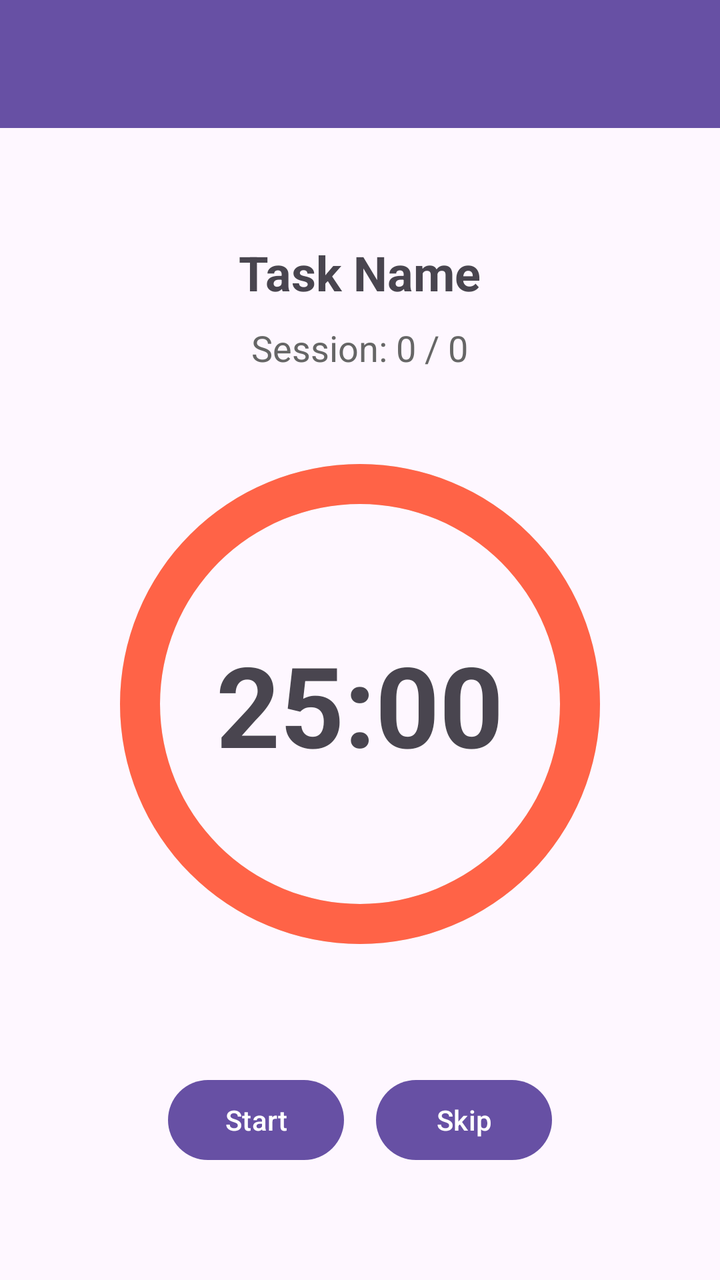
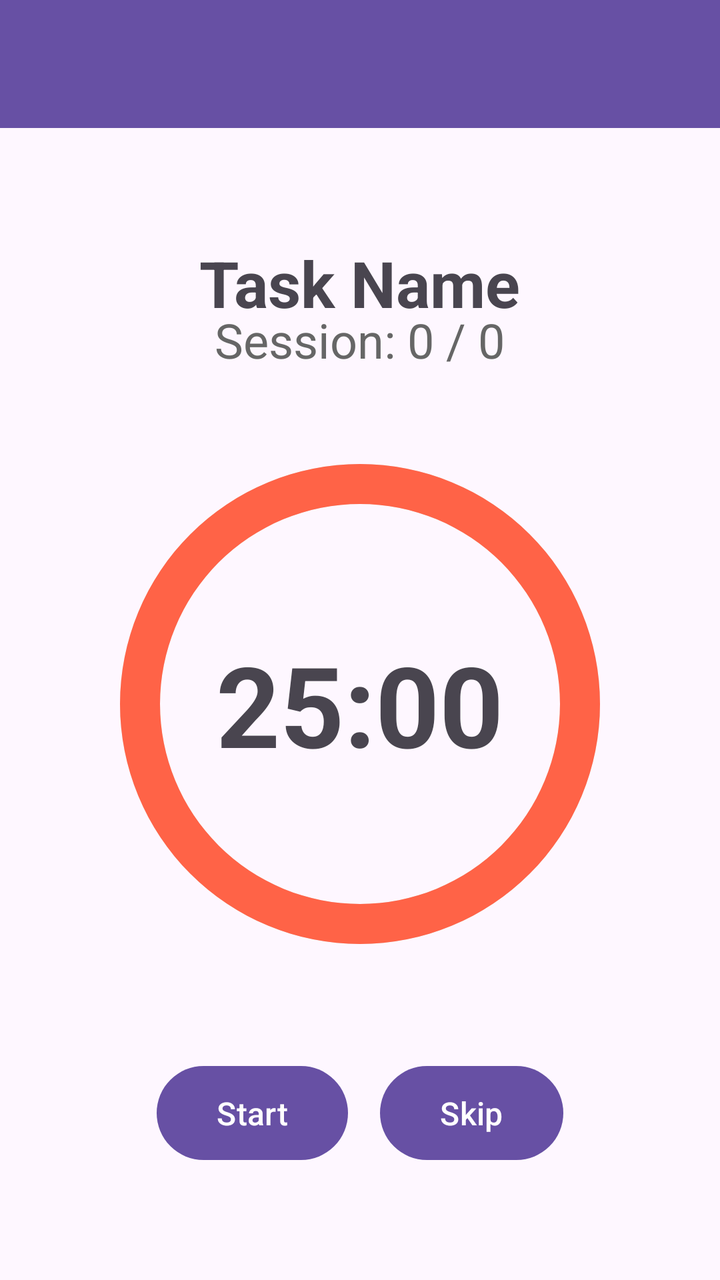

Before-and-after screenshots of an Android layout around one commit, followed by the original layout XML and the change that was made.
<!-- AndroidManifest.xml: application theme Theme.Pomodoro -->
<!-- res/layout/activity_timer.xml -->
<?xml version="1.0" encoding="utf-8"?>
<RelativeLayout xmlns:android="http://schemas.android.com/apk/res/android"
    android:layout_width="match_parent"
    android:layout_height="match_parent"
    >

    <androidx.appcompat.widget.Toolbar
        android:id="@+id/toolbar_timer"
        android:layout_width="match_parent"
        android:layout_height="?attr/actionBarSize"
        android:background="?attr/colorPrimary"
        android:theme="@style/ThemeOverlay.Material3.Dark.ActionBar" />

    <RelativeLayout
        android:layout_width="match_parent"
        android:layout_height="match_parent"
        android:layout_below="@id/toolbar_timer"
        android:padding="24dp">

        <TextView
            android:id="@+id/text_active_task_name"
            android:layout_width="wrap_content"
            android:layout_height="wrap_content"
            android:layout_centerHorizontal="true"
            android:layout_marginTop="32dp"
            android:text="Task Name"
            android:textSize="24sp"
            android:textStyle="bold" />

        <TextView
            android:id="@+id/text_session_count"
            android:layout_width="wrap_content"
            android:layout_height="wrap_content"
            android:layout_above="@id/layout_timer_circle"
            android:layout_centerHorizontal="true"
            android:layout_marginBottom="16dp"
            android:text="Session: 0 / 0"
            android:textSize="18sp"
            android:textColor="#666666" />

        <RelativeLayout
            android:id="@+id/layout_timer_circle"
            android:layout_width="300dp"
            android:layout_height="300dp"
            android:layout_centerInParent="true">

            <ProgressBar
                android:id="@+id/progress_timer"
                style="?android:attr/progressBarStyleHorizontal"
                android:layout_width="match_parent"
                android:layout_height="match_parent"
                android:indeterminate="false"
                android:max="100"
                android:progress="100"
                android:progressDrawable="@drawable/circular_progress" />

            <TextView
                android:id="@+id/text_countdown"
                android:layout_width="wrap_content"
                android:layout_height="wrap_content"
                android:layout_centerInParent="true"
                android:text="25:00"
                android:textSize="56sp"
                android:textStyle="bold" />
        </RelativeLayout>


    <TextView
        android:id="@+id/text_quote"
        android:layout_width="match_parent"
        android:layout_height="wrap_content"
        android:layout_below="@id/layout_timer_circle"
        android:layout_marginTop="24dp"
        android:textAlignment="center"
        android:textSize="16sp"
        android:textStyle="italic" />

    <LinearLayout
        android:layout_width="match_parent"
        android:layout_height="wrap_content"
        android:layout_alignParentBottom="true"
        android:layout_marginBottom="32dp"
        android:orientation="horizontal"
        android:gravity="center">

        <Button
            android:id="@+id/btn_start_pause"
            android:layout_width="wrap_content"
            android:layout_height="wrap_content"
            android:text="Start"
            android:layout_marginEnd="16dp"/>

        <Button
            android:id="@+id/btn_skip"
            android:layout_width="wrap_content"
            android:layout_height="wrap_content"
            android:text="Skip" />
        </LinearLayout>
    </RelativeLayout>
</RelativeLayout>
<!-- resources referenced by this layout -->
<resources>
  <!-- drawable circular_progress (drawable) -->
  <?xml version="1.0" encoding="utf-8"?>
  <layer-list xmlns:android="http://schemas.android.com/apk/res/android">
      
      <item>
          <shape android:shape="ring" android:thicknessRatio="15" android:useLevel="false">
              <solid android:color="#E0E0E0" />
          </shape>
      </item>
      
      <item>
          <rotate android:fromDegrees="270" android:toDegrees="270">
              <shape android:shape="ring" android:thicknessRatio="15" android:useLevel="true">
                  <solid android:color="#FF6347" />
              </shape>
          </rotate>
      </item>
  </layer-list>
  <style name="Theme.Pomodoro" parent="Base.Theme.Pomodoro" />
  <style name="Base.Theme.Pomodoro" parent="Theme.Material3.DayNight.NoActionBar">
          
          
      </style>
</resources>

<!-- the commit's change to res/layout/activity_timer.xml (unified diff, before → after) -->
@@ -24,7 +24,7 @@
             android:layout_centerHorizontal="true"
             android:layout_marginTop="32dp"
             android:text="Task Name"
-            android:textSize="24sp"
+            android:textSize="32sp"
             android:textStyle="bold" />
 
         <TextView
@@ -35,7 +35,7 @@
             android:layout_centerHorizontal="true"
             android:layout_marginBottom="16dp"
             android:text="Session: 0 / 0"
-            android:textSize="18sp"
+            android:textSize="24sp"
             android:textColor="#666666" />
 
         <RelativeLayout
@@ -72,7 +72,7 @@
         android:layout_below="@id/layout_timer_circle"
         android:layout_marginTop="24dp"
         android:textAlignment="center"
-        android:textSize="16sp"
+        android:textSize="19sp"
         android:textStyle="italic" />
 
     <LinearLayout
<!-- resource entries referenced after the edit -->
@@ -22,6 +22,30 @@
   <style name="Base.Theme.Pomodoro" parent="Theme.Material3.DayNight.NoActionBar">
           
           
+          <item name="alertDialogTheme">@style/CustomAlertDialogTheme</item>
+          <item name="materialButtonStyle">@style/CustomButtonStyle</item>
+      </style>
+  <style name="CustomAlertDialogTheme" parent="ThemeOverlay.Material3.MaterialAlertDialog">
+          <item name="materialAlertDialogTitleTextStyle">@style/CustomAlertDialogTitleStyle</item>
+          <item name="materialAlertDialogBodyTextStyle">@style/CustomAlertDialogBodyStyle</item>
+          <item name="buttonBarButtonStyle">@style/CustomAlertButtonStyle</item>
+      </style>
+  <style name="CustomButtonStyle" parent="Widget.Material3.Button">
+          <item name="android:textSize">16sp</item>
+          <item name="android:minHeight">55dp</item>
+          <item name="android:paddingTop">12dp</item>
+          <item name="android:paddingBottom">12dp</item>
+          <item name="android:paddingStart">30dp</item>
+          <item name="android:paddingEnd">30dp</item>
+      </style>
+  <style name="CustomAlertDialogTitleStyle" parent="MaterialAlertDialog.Material3.Title.Text">
+          <item name="android:textSize">24sp</item>
+      </style>
+  <style name="CustomAlertDialogBodyStyle" parent="MaterialAlertDialog.Material3.Body.Text">
+          <item name="android:textSize">19sp</item>
+      </style>
+  <style name="CustomAlertButtonStyle" parent="Widget.Material3.Button.TextButton.Dialog">
+          <item name="android:textSize">16sp</item>
       </style>
 </resources>
 
